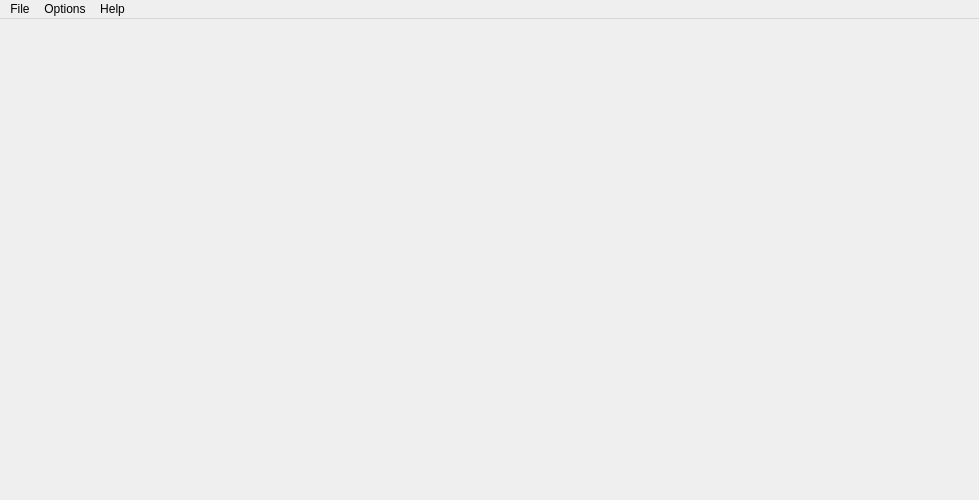
Before: the Qt Designer form src/gui/mainwindow.ui in linescaleGUI/linescaleGUI, drawn with Qt 5.
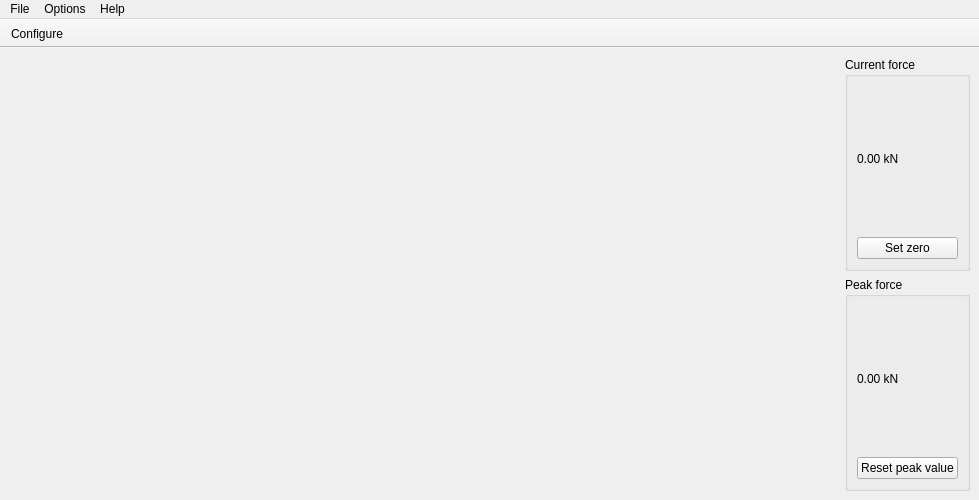
After: the same form once the commit is applied. Icons and pictures are not drawn.

Commit message:
Add menu actions, add mockup of force readings
- Add dConfiguration to mainwindow
- Make text in dAbout selectable by mouse
- Add highDPI attribute to support qt5

Patch:
```diff
--- a/src/gui/mainwindow.ui
+++ b/src/gui/mainwindow.ui
@@ -19,7 +19,80 @@
    </iconset>
   </property>
   <widget class="QWidget" name="centralwidget">
-   <layout class="QHBoxLayout" name="horizontalLayout"/>
+   <layout class="QHBoxLayout" name="horizontalLayout">
+    <item>
+     <widget class="QWidget" name="widgetChart" native="true">
+      <property name="sizePolicy">
+       <sizepolicy hsizetype="Preferred" vsizetype="Preferred">
+        <horstretch>2</horstretch>
+        <verstretch>0</verstretch>
+       </sizepolicy>
+      </property>
+     </widget>
+    </item>
+    <item>
+     <layout class="QVBoxLayout" name="layoutReadingsRight">
+      <item>
+       <widget class="QGroupBox" name="groupCurrent">
+        <property name="sizePolicy">
+         <sizepolicy hsizetype="Preferred" vsizetype="Preferred">
+          <horstretch>0</horstretch>
+          <verstretch>0</verstretch>
+         </sizepolicy>
+        </property>
+        <property name="title">
+         <string>Current force</string>
+        </property>
+        <layout class="QVBoxLayout" name="verticalLayout_3">
+         <item>
+          <widget class="QLabel" name="lblCurrentForce">
+           <property name="styleSheet">
+            <string notr="true">font: 700 48pt &quot;Segoe UI&quot;;</string>
+           </property>
+           <property name="text">
+            <string>0.00 kN</string>
+           </property>
+          </widget>
+         </item>
+         <item>
+          <widget class="QPushButton" name="btnSetZero">
+           <property name="text">
+            <string>Set zero</string>
+           </property>
+          </widget>
+         </item>
+        </layout>
+       </widget>
+      </item>
+      <item>
+       <widget class="QGroupBox" name="groupPeak">
+        <property name="title">
+         <string>Peak force</string>
+        </property>
+        <layout class="QVBoxLayout" name="verticalLayout_2">
+         <item>
+          <widget class="QLabel" name="lblPeakForce">
+           <property name="styleSheet">
+            <string notr="true">font: 700 48pt &quot;Segoe UI&quot;;</string>
+           </property>
+           <property name="text">
+            <string>0.00 kN</string>
+           </property>
+          </widget>
+         </item>
+         <item>
+          <widget class="QPushButton" name="btnResetPeak">
+           <property name="text">
+            <string>Reset peak value</string>
+           </property>
+          </widget>
+         </item>
+        </layout>
+       </widget>
+      </item>
+     </layout>
+    </item>
+   </layout>
   </widget>
   <widget class="QMenuBar" name="menuBar">
    <property name="geometry">
@@ -55,6 +128,21 @@
    <addaction name="menuOptions"/>
    <addaction name="menuHelp"/>
   </widget>
+  <widget class="QToolBar" name="toolBar">
+   <property name="windowTitle">
+    <string>toolBar</string>
+   </property>
+   <property name="movable">
+    <bool>false</bool>
+   </property>
+   <attribute name="toolBarArea">
+    <enum>TopToolBarArea</enum>
+   </attribute>
+   <attribute name="toolBarBreak">
+    <bool>false</bool>
+   </attribute>
+   <addaction name="actionConfigure"/>
+  </widget>
   <action name="actionExit">
    <property name="text">
     <string>Exit</string>
@@ -83,6 +171,15 @@
     <string>Debug</string>
    </property>
   </action>
+  <action name="actionConfigure">
+   <property name="icon">
+    <iconset resource="../../assets/resource.qrc">
+     <normaloff>:/linescaleGUI/icons/settings.png</normaloff>:/linescaleGUI/icons/settings.png</iconset>
+   </property>
+   <property name="text">
+    <string>Configure</string>
+   </property>
+  </action>
  </widget>
  <resources>
   <include location="../../assets/resource.qrc"/>
```
The commit also changes 4 other files.
